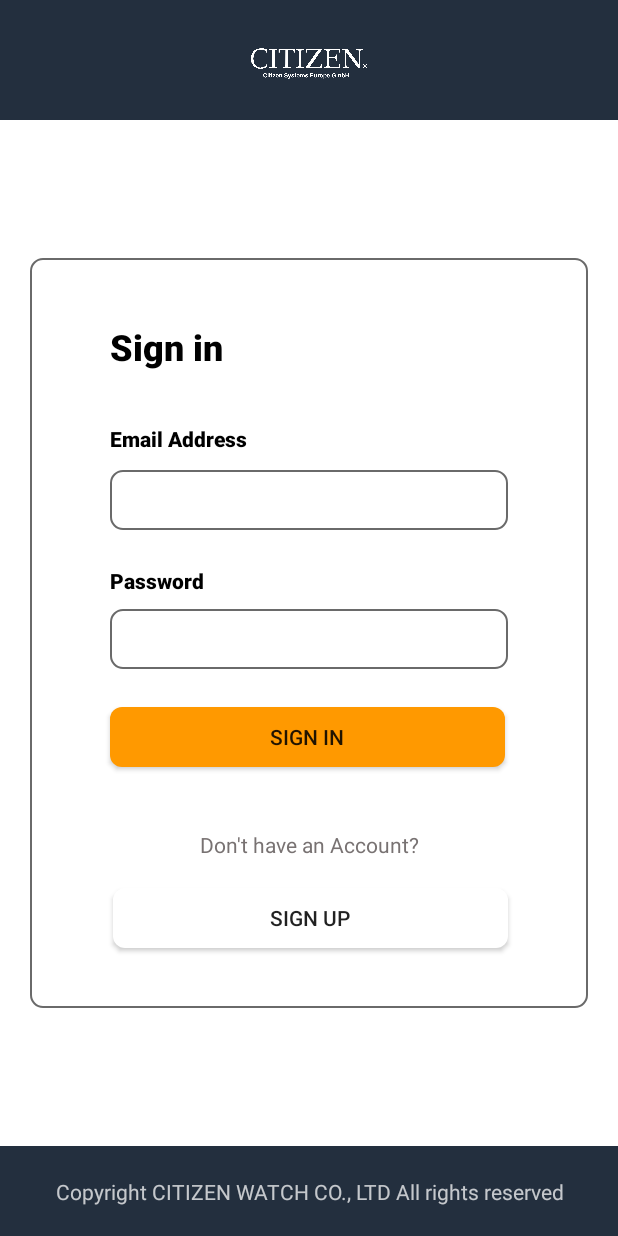
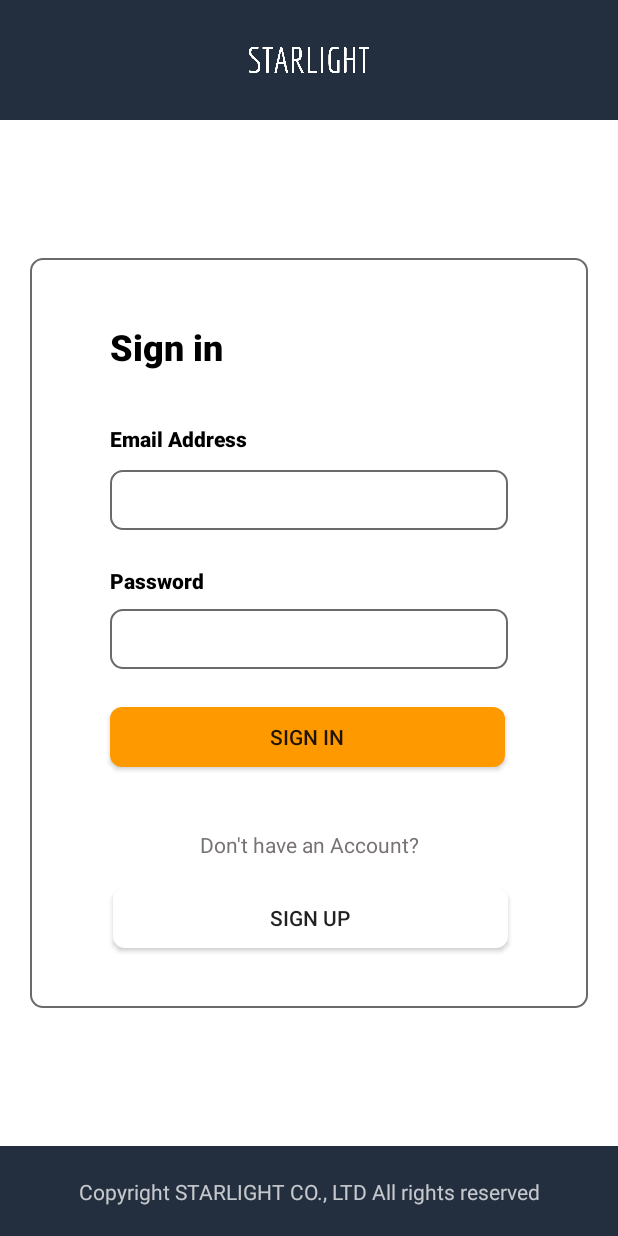
Before and after one commit to NandanPaT-eL/Ecommerce-App, an Android app: the screen it shows after launch (MainActivity), on a phone screen of 412 x 824 dp. Run offline under Robolectric (Android 15) with nearby library versions, the phone set to English and light mode, and no system bars; our stand-ins replace Firebase (no records; nobody signed in at launch, a user with empty details on screens opened directly); Roboto replaces fonts that are not available here.

Commit message:
Logo Changed

```diff
--- a/app/src/main/res/layout/activity_main.xml
+++ b/app/src/main/res/layout/activity_main.xml
@@ -171,11 +171,11 @@
 
             <ImageView
                 android:id="@+id/imageView"
-                android:layout_width="0dp"
+                android:layout_width="10dp"
                 android:layout_height="match_parent"
                 android:layout_weight="1"
                 android:contentDescription="logo"
-                app:srcCompat="@drawable/citizen"
+                app:srcCompat="@drawable/logo"
                 tools:ignore="HardcodedText" />
         </LinearLayout>
 
@@ -203,7 +203,7 @@
                     android:layout_weight="1"
                     android:ems="10"
                     android:inputType="text"
-                    android:text="Copyright CITIZEN WATCH CO., LTD All rights reserved"
+                    android:text="Copyright STARLIGHT CO., LTD All rights reserved"
                     android:textAlignment="center"
                     android:textColor="#BCFFFFFF"
                     android:textSize="14sp"
```
Also changed, not shown: app/src/main/res/drawable/logo.png (added).
